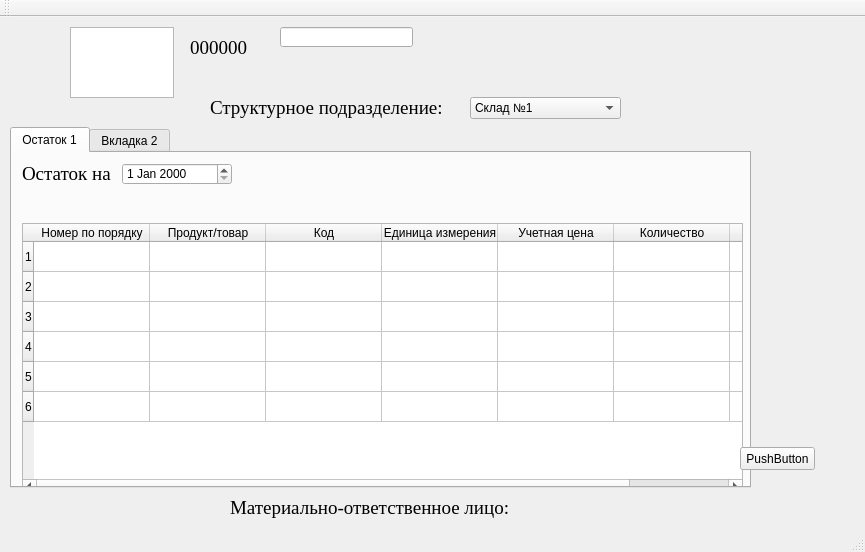
Qt form Interface3/mainwindow.ui (Poletayson/Interfaces) before a commit.
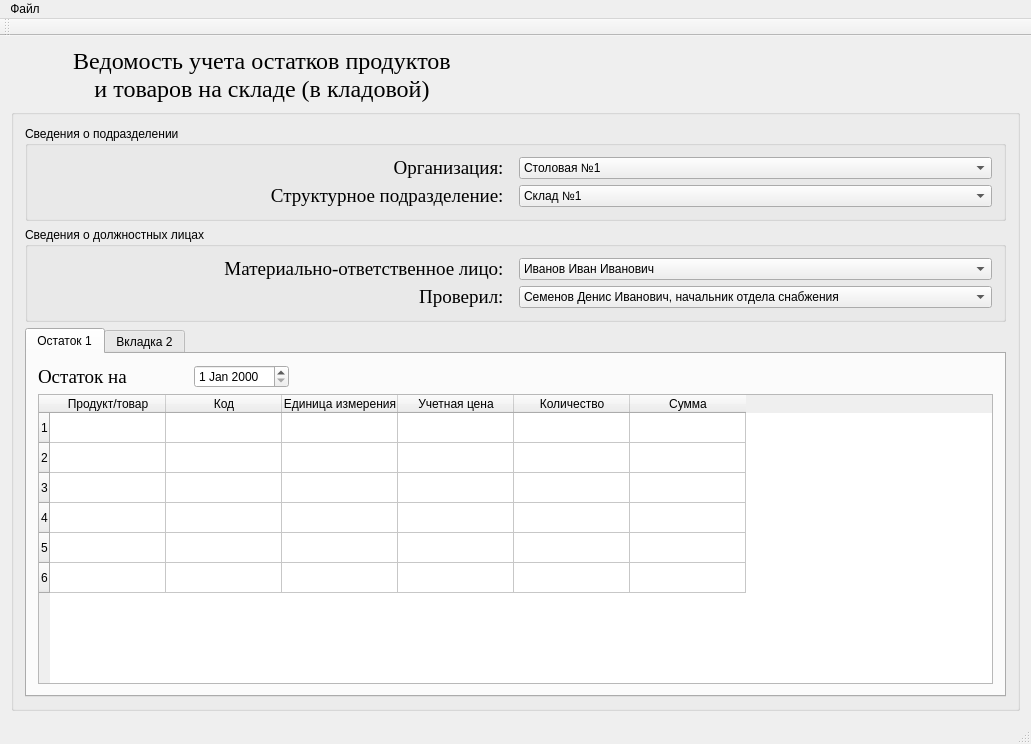
The same form after that commit.

Commit message: Первоначальный интерфейс

```diff
--- a/Interface3/mainwindow.ui
+++ b/Interface3/mainwindow.ui
@@ -6,23 +6,234 @@
    <rect>
     <x>0</x>
     <y>0</y>
-    <width>865</width>
-    <height>552</height>
+    <width>1031</width>
+    <height>744</height>
    </rect>
   </property>
   <property name="windowTitle">
    <string>MainWindow</string>
   </property>
   <widget class="QWidget" name="centralWidget">
+   <layout class="QGridLayout" name="gridLayout_3">
+    <item row="0" column="0">
+     <widget class="QLabel" name="label_6">
+      <property name="sizePolicy">
+       <sizepolicy hsizetype="Preferred" vsizetype="Fixed">
+        <horstretch>0</horstretch>
+        <verstretch>0</verstretch>
+       </sizepolicy>
+      </property>
+      <property name="font">
+       <font>
+        <family>Times New Roman</family>
+        <pointsize>18</pointsize>
+       </font>
+      </property>
+      <property name="text">
+       <string>Ведомость учета остатков продуктов 
+и товаров на складе (в кладовой)</string>
+      </property>
+      <property name="textFormat">
+       <enum>Qt::AutoText</enum>
+      </property>
+      <property name="alignment">
+       <set>Qt::AlignCenter</set>
+      </property>
+     </widget>
+    </item>
+    <item row="1" column="0" colspan="2">
+     <widget class="QGroupBox" name="groupBox_2">
+      <property name="title">
+       <string/>
+      </property>
+      <layout class="QGridLayout" name="gridLayout_5">
+       <item row="0" column="0">
+        <widget class="QGroupBox" name="groupBox_3">
+         <property name="sizePolicy">
+          <sizepolicy hsizetype="Preferred" vsizetype="Fixed">
+           <horstretch>0</horstretch>
+           <verstretch>0</verstretch>
+          </sizepolicy>
+         </property>
+         <property name="title">
+          <string>Сведения о подразделении</string>
+         </property>
+         <layout class="QGridLayout" name="gridLayout_4">
+          <item row="0" column="0">
+           <widget class="QLabel" name="label_5">
+            <property name="font">
+             <font>
+              <family>Times New Roman</family>
+              <pointsize>14</pointsize>
+             </font>
+            </property>
+            <property name="text">
+             <string>Организация:  </string>
+            </property>
+            <property name="textFormat">
+             <enum>Qt::AutoText</enum>
+            </property>
+            <property name="alignment">
+             <set>Qt::AlignRight|Qt::AlignTrailing|Qt::AlignVCenter</set>
+            </property>
+           </widget>
+          </item>
+          <item row="0" column="1">
+           <widget class="QComboBox" name="comboBox_2">
+            <item>
+             <property name="text">
+              <string>Столовая №1</string>
+             </property>
+            </item>
+            <item>
+             <property name="text">
+              <string>Столовая №2</string>
+             </property>
+            </item>
+           </widget>
+          </item>
+          <item row="1" column="0">
+           <widget class="QLabel" name="label_3">
+            <property name="sizePolicy">
+             <sizepolicy hsizetype="Preferred" vsizetype="Preferred">
+              <horstretch>0</horstretch>
+              <verstretch>0</verstretch>
+             </sizepolicy>
+            </property>
+            <property name="font">
+             <font>
+              <family>Times New Roman</family>
+              <pointsize>14</pointsize>
+             </font>
+            </property>
+            <property name="text">
+             <string>Структурное подразделение:  </string>
+            </property>
+            <property name="textFormat">
+             <enum>Qt::AutoText</enum>
+            </property>
+            <property name="alignment">
+             <set>Qt::AlignRight|Qt::AlignTrailing|Qt::AlignVCenter</set>
+            </property>
+           </widget>
+          </item>
+          <item row="1" column="1">
+           <widget class="QComboBox" name="comboBox">
+            <item>
+             <property name="text">
+              <string>Склад №1</string>
+             </property>
+            </item>
+            <item>
+             <property name="text">
+              <string>Склад №2</string>
+             </property>
+            </item>
+            <item>
+             <property name="text">
+              <string>Холодильное помещение</string>
+             </property>
+            </item>
+           </widget>
+          </item>
+         </layout>
+        </widget>
+       </item>
+       <item row="1" column="0">
+        <widget class="QGroupBox" name="groupBox">
+         <property name="sizePolicy">
+          <sizepolicy hsizetype="Preferred" vsizetype="Fixed">
+           <horstretch>0</horstretch>
+           <verstretch>1</verstretch>
+          </sizepolicy>
+         </property>
+         <property name="title">
+          <string>Сведения о должностных лицах</string>
+         </property>
+         <layout class="QGridLayout" name="gridLayout_2">
+          <item row="0" column="0">
+           <widget class="QLabel" name="label_2">
+            <property name="sizePolicy">
+             <sizepolicy hsizetype="Preferred" vsizetype="Preferred">
+              <horstretch>0</horstretch>
+              <verstretch>0</verstretch>
+             </sizepolicy>
+            </property>
+            <property name="font">
+             <font>
+              <family>Times New Roman</family>
+              <pointsize>14</pointsize>
+             </font>
+            </property>
+            <property name="text">
+             <string>Материально-ответственное лицо:  </string>
+            </property>
+            <property name="textFormat">
+             <enum>Qt::AutoText</enum>
+            </property>
+            <property name="alignment">
+             <set>Qt::AlignRight|Qt::AlignTrailing|Qt::AlignVCenter</set>
+            </property>
+           </widget>
+          </item>
+          <item row="1" column="1">
+           <widget class="QComboBox" name="comboBox_4">
+            <item>
+             <property name="text">
+              <string>Семенов Денис Иванович, начальник отдела снабжения</string>
+             </property>
+            </item>
+            <item>
+             <property name="text">
+              <string>Ямщиков Федор Денисович, зам. начальника отдела снабжения</string>
+             </property>
+            </item>
+           </widget>
+          </item>
+          <item row="0" column="1">
+           <widget class="QComboBox" name="comboBox_3">
+            <item>
+             <property name="text">
+              <string>Иванов Иван Иванович</string>
+             </property>
+            </item>
+            <item>
+             <property name="text">
+              <string>Петров Иван Иванович</string>
+             </property>
+            </item>
+           </widget>
+          </item>
+          <item row="1" column="0">
+           <widget class="QLabel" name="label_7">
+            <property name="sizePolicy">
+             <sizepolicy hsizetype="Preferred" vsizetype="Preferred">
+              <horstretch>0</horstretch>
+              <verstretch>0</verstretch>
+             </sizepolicy>
+            </property>
+            <property name="font">
+             <font>
+              <family>Times New Roman</family>
+              <pointsize>14</pointsize>
+             </font>
+            </property>
+            <property name="text">
+             <string>Проверил:  </string>
+            </property>
+            <property name="textFormat">
+             <enum>Qt::AutoText</enum>
+            </property>
+            <property name="alignment">
+             <set>Qt::AlignRight|Qt::AlignTrailing|Qt::AlignVCenter</set>
+            </property>
+           </widget>
+          </item>
+         </layout>
+        </widget>
+       </item>
+       <item row="2" column="0">
    <widget class="QTabWidget" name="tabWidget">
-    <property name="geometry">
-     <rect>
-      <x>10</x>
-      <y>110</y>
-      <width>741</width>
-      <height>361</height>
-     </rect>
-    </property>
     <property name="currentIndex">
      <number>0</number>
     </property>
@@ -30,20 +241,42 @@
      <attribute name="title">
       <string>Остаток 1</string>
      </attribute>
+          <layout class="QGridLayout" name="gridLayout">
+           <item row="0" column="0">
+            <widget class="QLabel" name="label">
+             <property name="sizePolicy">
+              <sizepolicy hsizetype="Minimum" vsizetype="Preferred">
+               <horstretch>0</horstretch>
+               <verstretch>0</verstretch>
+              </sizepolicy>
+             </property>
+             <property name="minimumSize">
+              <size>
+               <width>150</width>
+               <height>0</height>
+              </size>
+             </property>
+             <property name="font">
+              <font>
+               <family>Times New Roman</family>
+               <pointsize>14</pointsize>
+              </font>
+             </property>
+             <property name="text">
+              <string>Остаток на</string>
+             </property>
+             <property name="textFormat">
+              <enum>Qt::AutoText</enum>
+             </property>
+            </widget>
+           </item>
+           <item row="1" column="0" colspan="4">
      <widget class="QTableWidget" name="tableWidget">
-      <property name="geometry">
-       <rect>
-        <x>10</x>
-        <y>70</y>
-        <width>721</width>
-        <height>271</height>
-       </rect>
-      </property>
       <property name="rowCount">
        <number>6</number>
       </property>
       <property name="columnCount">
-       <number>7</number>
+              <number>6</number>
       </property>
       <attribute name="horizontalHeaderDefaultSectionSize">
        <number>116</number>
@@ -60,11 +293,6 @@
       <row/>
       <row/>
       <row/>
-      <column>
-       <property name="text">
-        <string>Номер по порядку</string>
-       </property>
-      </column>
       <column>
        <property name="text">
         <string>Продукт/товар</string>
@@ -95,54 +323,35 @@
         <string>Сумма</string>
        </property>
       </column>
-      <item row="0" column="0">
-       <property name="text">
-        <string/>
-       </property>
-      </item>
-      <item row="0" column="6">
+             <item row="0" column="5">
        <property name="text">
         <string comment="руб. коп"/>
        </property>
       </item>
-      <item row="1" column="1">
+             <item row="1" column="0">
        <property name="text">
         <string/>
        </property>
       </item>
      </widget>
-     <widget class="QDateEdit" name="dateEdit">
-      <property name="geometry">
-       <rect>
-        <x>110</x>
-        <y>10</y>
-        <width>110</width>
-        <height>22</height>
-       </rect>
-      </property>
-     </widget>
-     <widget class="QLabel" name="label">
-      <property name="geometry">
-       <rect>
-        <x>10</x>
-        <y>10</y>
-        <width>101</width>
-        <height>21</height>
-       </rect>
-      </property>
-      <property name="font">
-       <font>
-        <family>Times New Roman</family>
-        <pointsize>14</pointsize>
-       </font>
-      </property>
-      <property name="text">
-       <string>Остаток на</string>
-      </property>
-      <property name="textFormat">
-       <enum>Qt::AutoText</enum>
-      </property>
-     </widget>
+           </item>
+           <item row="0" column="2">
+            <spacer name="horizontalSpacer">
+             <property name="orientation">
+              <enum>Qt::Horizontal</enum>
+             </property>
+             <property name="sizeHint" stdset="0">
+              <size>
+               <width>40</width>
+               <height>20</height>
+              </size>
+             </property>
+            </spacer>
+           </item>
+           <item row="0" column="1">
+            <widget class="QDateEdit" name="dateEdit"/>
+           </item>
+          </layout>
     </widget>
     <widget class="QWidget" name="tab_2">
      <attribute name="title">
@@ -150,140 +359,28 @@
      </attribute>
     </widget>
    </widget>
-   <widget class="QPushButton" name="pushButton">
-    <property name="geometry">
-     <rect>
-      <x>740</x>
-      <y>430</y>
-      <width>75</width>
-      <height>23</height>
-     </rect>
-    </property>
-    <property name="text">
-     <string>PushButton</string>
-    </property>
-   </widget>
-   <widget class="QLabel" name="label_2">
-    <property name="geometry">
-     <rect>
-      <x>230</x>
-      <y>480</y>
-      <width>281</width>
-      <height>21</height>
-     </rect>
-    </property>
-    <property name="font">
-     <font>
-      <family>Times New Roman</family>
-      <pointsize>14</pointsize>
-     </font>
-    </property>
-    <property name="text">
-     <string>Материально-ответственное лицо:</string>
-    </property>
-    <property name="textFormat">
-     <enum>Qt::AutoText</enum>
-    </property>
-   </widget>
-   <widget class="QLabel" name="label_3">
-    <property name="geometry">
-     <rect>
-      <x>210</x>
-      <y>80</y>
-      <width>241</width>
-      <height>21</height>
-     </rect>
-    </property>
-    <property name="font">
-     <font>
-      <family>Times New Roman</family>
-      <pointsize>14</pointsize>
-     </font>
-    </property>
-    <property name="text">
-     <string>Структурное подразделение:</string>
-    </property>
-    <property name="textFormat">
-     <enum>Qt::AutoText</enum>
-    </property>
-   </widget>
-   <widget class="QLineEdit" name="lineEdit">
-    <property name="geometry">
-     <rect>
-      <x>280</x>
-      <y>10</y>
-      <width>133</width>
-      <height>20</height>
-     </rect>
-    </property>
-   </widget>
-   <widget class="QComboBox" name="comboBox">
-    <property name="geometry">
-     <rect>
-      <x>470</x>
-      <y>80</y>
-      <width>151</width>
-      <height>22</height>
-     </rect>
-    </property>
-    <item>
-     <property name="text">
-      <string>Склад №1</string>
-     </property>
-    </item>
-    <item>
-     <property name="text">
-      <string>Склад №2</string>
-     </property>
-    </item>
-    <item>
-     <property name="text">
-      <string>Холодильное помещение</string>
-     </property>
-    </item>
-   </widget>
-   <widget class="QPlainTextEdit" name="plainTextEdit">
-    <property name="geometry">
-     <rect>
-      <x>70</x>
-      <y>10</y>
-      <width>104</width>
-      <height>71</height>
-     </rect>
-    </property>
-   </widget>
-   <widget class="QLabel" name="label_4">
-    <property name="geometry">
-     <rect>
-      <x>190</x>
-      <y>20</y>
-      <width>241</width>
-      <height>21</height>
-     </rect>
-    </property>
-    <property name="font">
-     <font>
-      <family>Times New Roman</family>
-      <pointsize>14</pointsize>
-     </font>
-    </property>
-    <property name="text">
-     <string>000000</string>
-    </property>
-    <property name="textFormat">
-     <enum>Qt::AutoText</enum>
-    </property>
-   </widget>
+       </item>
+      </layout>
+     </widget>
+    </item>
+   </layout>
   </widget>
   <widget class="QMenuBar" name="menuBar">
    <property name="geometry">
     <rect>
      <x>0</x>
      <y>0</y>
-     <width>865</width>
-     <height>21</height>
+     <width>1031</width>
+     <height>20</height>
     </rect>
    </property>
+   <widget class="QMenu" name="menu">
+    <property name="title">
+     <string>Файл</string>
+    </property>
+    <addaction name="action_Excel"/>
+   </widget>
+   <addaction name="menu"/>
   </widget>
   <widget class="QToolBar" name="mainToolBar">
    <attribute name="toolBarArea">
```
Left out of the diff: 5 changed lines with no effect on the pictures. Lines whose indentation alone changed are shown as unchanged.
